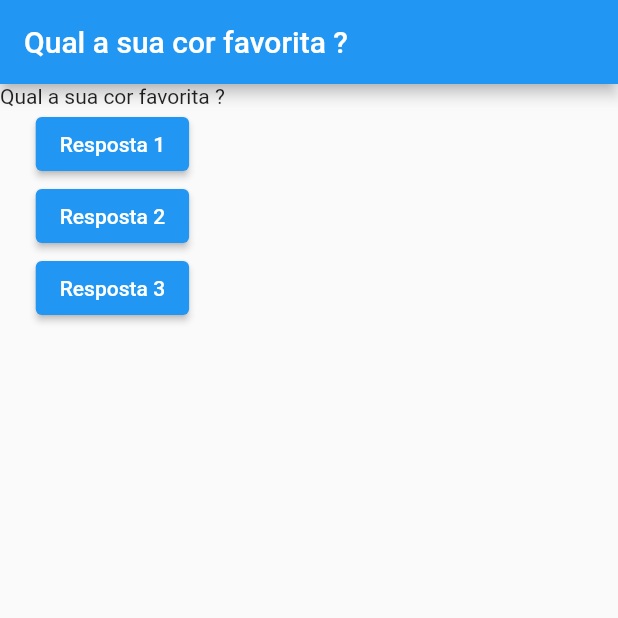
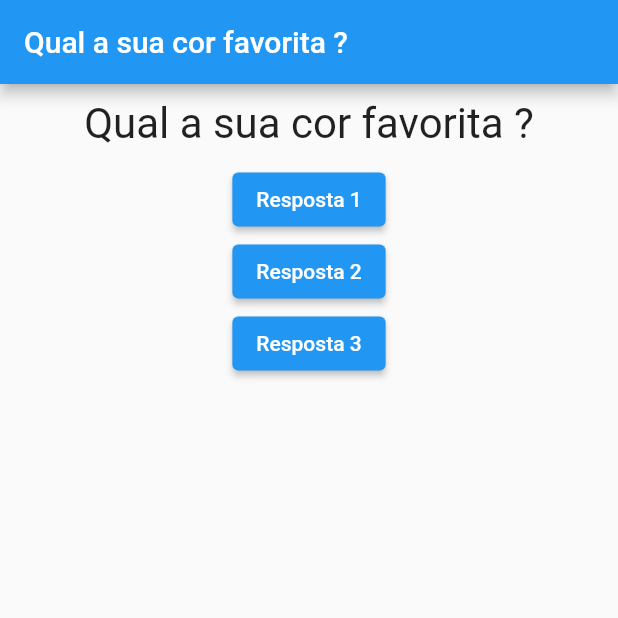
Before and after one commit to souza99/primeiro_projeto, a Flutter app: the screen it shows after launch, on a phone screen of 412 x 824 dp, the top half of it. Run offline on Flutter 3.47's test engine with Material 2 defaults, Android fonts, the phone set to English and light mode, and no system bars.

Commit message:
Usando container

```diff
--- a/lib/questao.dart
+++ b/lib/questao.dart
@@ -7,6 +7,15 @@ class Questao extends StatelessWidget {
 
   @override
   Widget build(BuildContext context) {
-    return Text(texto);
+    return Container(
+      width: double.infinity,
+      margin: EdgeInsets.all(10),
+      child: Text(
+        texto,
+        // ignore: prefer_const_constructors
+        style: TextStyle(fontSize: 28),
+        textAlign: TextAlign.center,
+      ),
+    );
   }
 }
```
